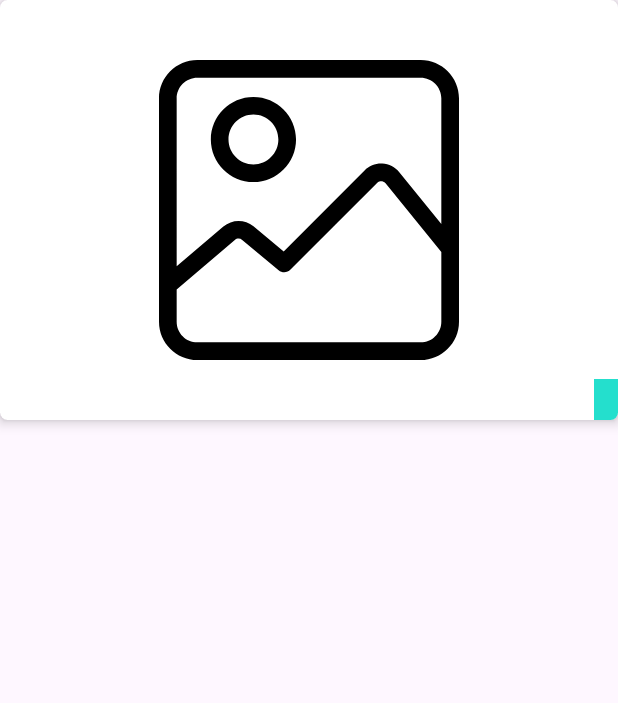
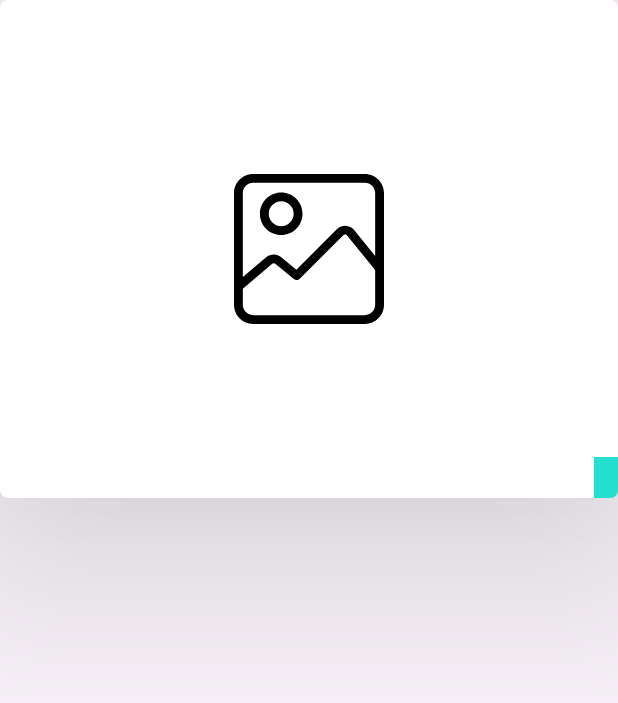
Before and after one commit to decoutkhanqindev/The-movie-app-2-MVVM-paging-library-databinding, an Android app: the layout single_item_movie.xml on its own in the app's theme, with its tools: preview values and no code run, on a phone screen of 412 x 824 dp. Shown: the top 703 px of the screen. Run offline under Robolectric (Android 15) with nearby library versions, the phone set to English and light mode, and no system bars.

Commit message:
The movie app 2 MVVM + paging library + databinding + retrofit + dagger hilt

```diff
--- a/app/build.gradle.kts
+++ b/app/build.gradle.kts
@@ -1,5 +1,6 @@
 plugins {
     alias(libs.plugins.android.application)
+    id ("com.google.dagger.hilt.android")
 }
 
 android {
--- a/app/src/main/java/com/example/themovieapp2/activity/MainActivity.java
+++ b/app/src/main/java/com/example/themovieapp2/activity/MainActivity.java
@@ -63,7 +63,7 @@ public class MainActivity extends AppCompatActivity {
     private void initRecyclerviewAndAdapter() {
         GridLayoutManager gridLayoutManager = new GridLayoutManager(this, 2); // tao 1 layout luoi voi 2 cot
         mainBinding.recyclerview.setLayoutManager(gridLayoutManager); // dat grid layout lam layout cho recyclerview
-        mainBinding.recyclerview.addItemDecoration(new GridSpace(2, 20, true)); // config khoang cach trong grid layout
+        mainBinding.recyclerview.addItemDecoration(new GridSpace(2, 50, true)); // config khoang cach trong grid layout
         // dat adapter cho recyclerview va them 1 load state footer
         mainBinding.recyclerview.setAdapter(moviesPagingAdapter.withLoadStateFooter(
                 new MovieLoadStateAdapter(view -> {
--- a/app/src/main/java/com/example/themovieapp2/api/APIClient.java
+++ b/app/src/main/java/com/example/themovieapp2/api/APIClient.java
@@ -28,8 +28,7 @@ public class APIClient {
             client.addInterceptor(chain -> {
                 Request original = chain.request(); // lay request ban dau
                 HttpUrl originalHttpUrl = original.url(); // lay url ban dau
-                HttpUrl newHttpUrl = originalHttpUrl.newBuilder()
-                        .addQueryParameter("api_key", API_KEY).build(); // tao 1 url moi tu url ban dau bang cach them tham so truy van api_key
+                HttpUrl newHttpUrl = originalHttpUrl.newBuilder().addQueryParameter("api_key", API_KEY).build(); // tao 1 url moi tu url ban dau bang cach them tham so truy van api_key
                 Request.Builder requestBuilder = original.newBuilder().url(newHttpUrl); // lay request moi dc tao tu url moi
                 Request request = requestBuilder.build(); // tao 1 request moi voi url moi
 
@@ -38,6 +37,7 @@ public class APIClient {
             // tao 1 retrofit instance
             Retrofit retrofit = new Retrofit.Builder()
                     .baseUrl(BASE_URL) // url goc cho tat cac request
+                    .client(client.build()) // tao 1 interface api de call api
                     .addConverterFactory(GsonConverterFactory.create()) // chuyen doi data json sang doi tuong java
                     .addCallAdapterFactory(RxJava3CallAdapterFactory.create()) // retrofit su dung RxJava de xu ly bat dong bo
                     .build();
--- a/app/src/main/java/com/example/themovieapp2/viewmodel/MovieViewModel.java
+++ b/app/src/main/java/com/example/themovieapp2/viewmodel/MovieViewModel.java
@@ -29,8 +29,7 @@ public class MovieViewModel extends ViewModel {
         // cau hinh pager
         // kich thuoc moi trang, kich thuoc tai ban dau, khong su dung placeholder, khoang cach tai trc, kich thuoc toi da cua bo nho cache
         Pager<Integer, Movie> pager = new Pager<Integer, Movie>(
-                new PagingConfig(20, 20, false, 20, 20 * 499),
-                () -> moviePagingSource);
+                new PagingConfig(20, 20, false, 20, 20 * 499), () -> moviePagingSource);
 
         // tao 1 flowable tu pager cho phep du lieu truyen theo dong de xu ly phan ung
         moviePagingDataFlowable = PagingRx.getFlowable(pager);
--- a/app/src/main/res/layout/single_item_movie.xml
+++ b/app/src/main/res/layout/single_item_movie.xml
@@ -6,11 +6,11 @@
     android:layout_height="wrap_content"
     android:orientation="vertical"
     app:cardCornerRadius="5dp"
-    app:cardElevation="5dp">
+    app:cardElevation="100dp">
 
     <ImageView
-        android:layout_width="200dp"
-        android:layout_height="200dp"
+        android:layout_width="100dp"
+        android:layout_height="100dp"
         android:layout_gravity="center"
         android:scaleType="fitCenter"
         android:src="@drawable/ic_image"
@@ -19,8 +19,23 @@
     <ImageView
         android:id="@+id/movieItemImg"
         android:layout_width="match_parent"
-        android:layout_height="280dp"
+        android:layout_height="300dp"
+        android:layout_gravity="center"
+        android:layout_marginBottom="32dp"
         tools:ignore="ContentDescription" />
+
+    <TextView
+        android:layout_width="wrap_content"
+        android:layout_height="wrap_content"
+        android:id="@+id/movieItemTitle"
+        android:textColor="@color/black"
+        android:textStyle="bold"
+        android:paddingStart="8dp"
+        android:paddingTop="4dp"
+        android:paddingEnd="8dp"
+        android:textSize="20sp"
+        android:paddingBottom="4dp"
+        android:layout_gravity="center|bottom" />
 
     <TextView
         android:layout_width="wrap_content"
--- a/build.gradle.kts
+++ b/build.gradle.kts
@@ -1,4 +1,5 @@
 // Top-level build file where you can add configuration options common to all sub-projects/modules.
 plugins {
     alias(libs.plugins.android.application) apply false
+    id ("com.google.dagger.hilt.android") version ("2.51.1") apply false
 }
```
Also changed, not shown: app/src/main/java/com/example/themovieapp2/adapter/MoviesPagingAdapter.java (+5 -5 lines), app/src/main/java/com/example/themovieapp2/model/Movie.java (+12 -0 lines), app/src/main/res/layout/activity_main.xml (+15 -2 lines).
